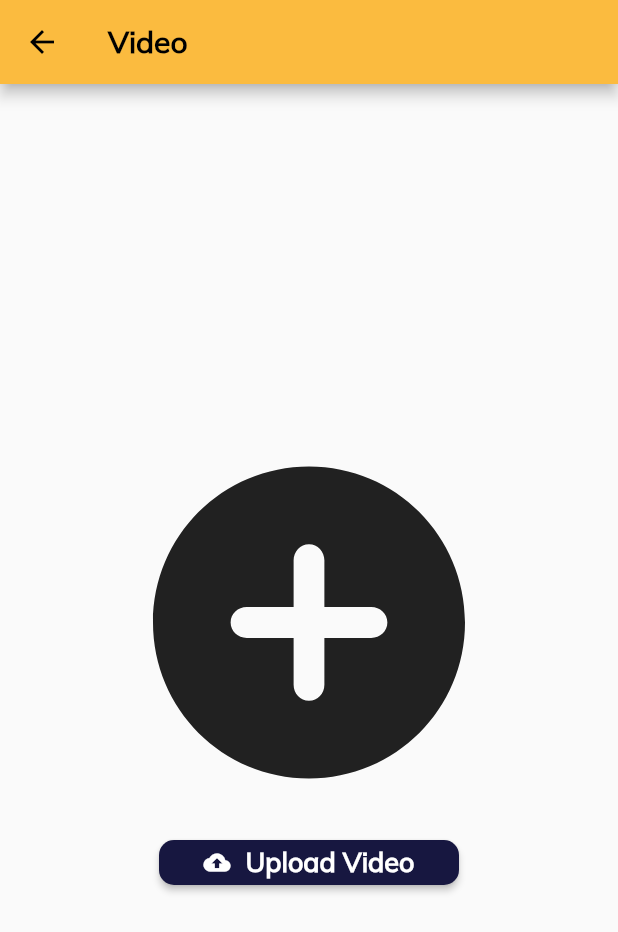
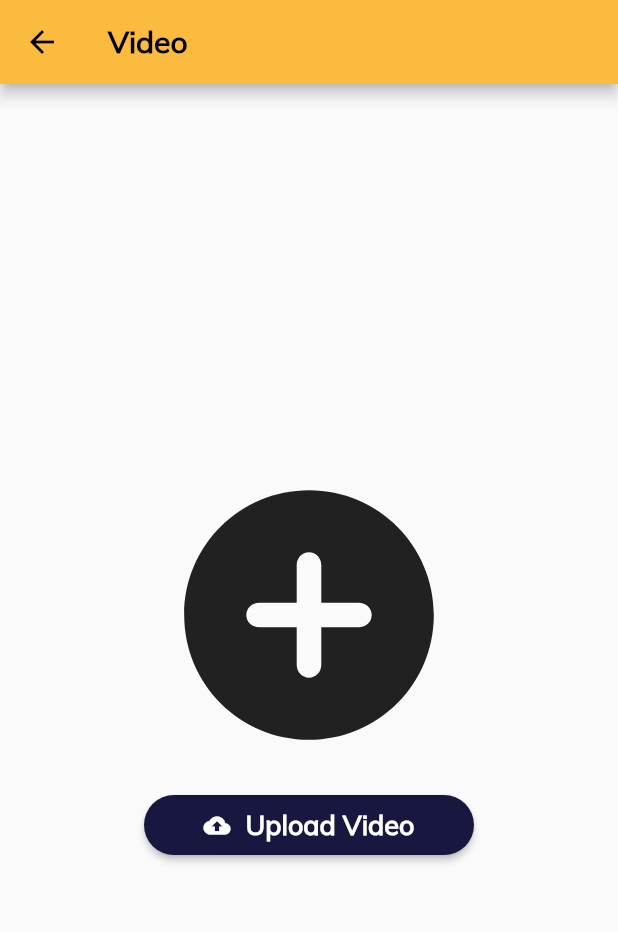
Before and after one commit to Arquitectura-De-Software-Emergentes/Mobile, a Flutter app: the UploadVideoTeacherScreen screen opened directly, on a phone screen of 412 x 824 dp. Shown: the top 932 px of the screen. Run offline on Flutter 3.47's test engine with Material 2 defaults, Android fonts, the phone set to English and light mode, and no system bars; our stand-ins replace equatable, flutter_bloc, formz, get_it, line_awesome_flutter.

Commit message:
feat(interviews): changes button

```diff
--- a/lib/interviews/presentation/upload_video_teacher_screen.dart
+++ b/lib/interviews/presentation/upload_video_teacher_screen.dart
@@ -20,15 +20,15 @@ class _UploadVideoTeacherScreenState extends State<UploadVideoTeacherScreen> {
           child:Column(
             mainAxisAlignment: MainAxisAlignment.center,
             children: [
-              Icon(Icons.add_circle_rounded, size: 250),
+              Icon(Icons.add_circle_rounded, size: 200),
               SizedBox(height: 20,),
               Container(
-                constraints: BoxConstraints.tightFor(width: 200, height: 30),
+                constraints: BoxConstraints.tightFor(width: 220, height: 40),
                 child: ElevatedButton(
                   style: ElevatedButton.styleFrom(
                     primary:Color(0xFF171740),
                     shape: RoundedRectangleBorder(
-                      borderRadius: BorderRadius.circular(10.0),
+                      borderRadius: BorderRadius.circular(20.0),
                     ),
                   ),
                   onPressed: () {
```
